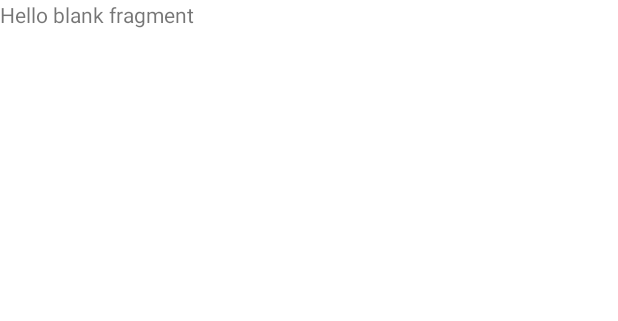
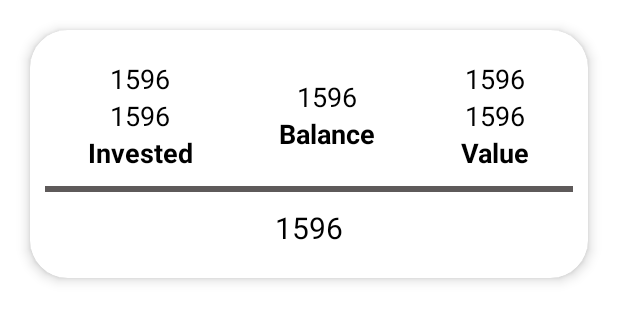
Before and after one commit to abhishekauti/Abhishek_stockz, an Android app: the layout fragment_portfolio_p_m.xml on its own in the app's theme, with its tools: preview values and no code run, on a phone screen of 412 x 824 dp. Shown: the top 321 px of the screen. Run offline under Robolectric (Android 15) with nearby library versions, the light colour scheme and no system bars; network calls fail; Roboto replaces fonts that are not available here.

Commit message:
Portfolio UI

```diff
--- a/app/build.gradle
+++ b/app/build.gradle
@@ -16,6 +16,7 @@ android {
     defaultConfig {
         applicationId "com.main.app"
         minSdkVersion 19
+        //noinspection OldTargetApi
         targetSdkVersion 30
         versionCode 1
         versionName "1.0"
--- a/app/src/main/java/com/main/app/fragments/practicemode/FragmentPortfolioPM.kt
+++ b/app/src/main/java/com/main/app/fragments/practicemode/FragmentPortfolioPM.kt
@@ -16,4 +16,17 @@ class FragmentPortfolioPM : Fragment() {
         val view = inflater.inflate(R.layout.fragment_portfolio_p_m, container, false)
         return view
     }
+
+    override fun onViewCreated(view: View, savedInstanceState: Bundle?) {
+        super.onViewCreated(view, savedInstanceState)
+
+        /*
+        investedMoney.text = TODO("total currency - money used in buying stocks")
+        investedPercent.text = TODO("(invested money/100)*100 + % ")
+        balance.text = TODO("portfolio balance left")
+        stockValue.text = TODO()
+        valuePercent.text = TODO()
+        PLvalue.text = TODO("overall profit(+) or loss(-) of the stocks")
+         */
+    }
 }
--- a/app/src/main/java/com/main/app/fragments/practicemode/StockDetailFragment.kt
+++ b/app/src/main/java/com/main/app/fragments/practicemode/StockDetailFragment.kt
@@ -66,7 +66,6 @@ class StockDetailFragment : Fragment() {
             fragmentManager?.beginTransaction()
                 ?.replace(R.id.pmgameactivity_fragment_container,PMSellFragment::class.java,bundle)?.addToBackStack(null)?.commit()
         }
-
         return view
     }
 
--- a/app/src/main/res/layout/fragment_portfolio_p_m.xml
+++ b/app/src/main/res/layout/fragment_portfolio_p_m.xml
@@ -1,14 +1,169 @@
 <?xml version="1.0" encoding="utf-8"?>
-<FrameLayout xmlns:android="http://schemas.android.com/apk/res/android"
+<ScrollView xmlns:android="http://schemas.android.com/apk/res/android"
     xmlns:tools="http://schemas.android.com/tools"
     android:layout_width="match_parent"
     android:layout_height="match_parent"
+    xmlns:app="http://schemas.android.com/apk/res-auto"
     tools:context=".fragments.practicemode.FragmentPortfolioPM">
 
-    <!-- TODO: Update blank fragment layout -->
-    <TextView
+    <androidx.cardview.widget.CardView
         android:layout_width="match_parent"
-        android:layout_height="match_parent"
-        android:text="@string/hello_blank_fragment" />
+        android:layout_height="wrap_content"
+        android:layout_margin="20sp"
+        app:cardElevation="5dp"
+        app:cardCornerRadius="25dp"
+        >
 
-</FrameLayout>
+        <LinearLayout
+            android:padding="10dp"
+            android:layout_width="match_parent"
+            android:layout_height="wrap_content"
+            android:orientation="vertical">
+
+        <LinearLayout
+            android:layout_width="match_parent"
+            android:layout_height="wrap_content"
+            android:orientation="horizontal">
+
+            <LinearLayout
+                android:layout_width="wrap_content"
+                android:layout_height="wrap_content"
+                android:gravity="center"
+                android:weightSum="3"
+                android:padding="10dp"
+                android:layout_weight="1"
+                android:orientation="vertical">
+
+                <TextView
+                    android:id="@+id/investedMoney"
+                    android:layout_width="wrap_content"
+                    android:layout_height="wrap_content"
+                    android:text="1596"
+                    android:layout_weight="1"
+                    android:textSize="18sp"
+                    android:textColor="@color/black"
+                    />
+
+                <TextView
+                    android:id="@+id/investedPercent"
+                    android:layout_width="wrap_content"
+                    android:layout_height="wrap_content"
+                    android:text="1596"
+                    android:layout_weight="1"
+                    android:textSize="18sp"
+                    android:textColor="@color/black"
+                    />
+                <TextView
+                    android:layout_width="wrap_content"
+                    android:layout_height="wrap_content"
+                    android:text="Invested"
+                    android:layout_weight="1"
+                    android:textStyle="bold"
+                    android:textColor="@color/black"
+                    android:textSize="18sp"/>
+
+            </LinearLayout>
+
+            <LinearLayout
+                android:layout_width="wrap_content"
+                android:layout_height="wrap_content"
+                android:layout_gravity="center_vertical"
+                android:gravity="center"
+                android:weightSum="3"
+                android:layout_weight="1"
+                android:padding="10dp"
+                android:orientation="vertical">
+
+                <TextView
+                    android:id="@+id/balance"
+                    android:layout_width="wrap_content"
+                    android:layout_height="wrap_content"
+                    android:text="1596"
+                    android:layout_weight="1"
+                    android:textSize="18sp"
+                    android:textColor="@color/black"
+                    />
+
+                <TextView
+                    android:layout_width="wrap_content"
+                    android:layout_height="wrap_content"
+                    android:text="Balance"
+                    android:layout_weight="1"
+                    android:textStyle="bold"
+                    android:textSize="18sp"
+                    android:textColor="@color/black"
+                    />
+
+            </LinearLayout>
+
+            <LinearLayout
+                android:layout_width="wrap_content"
+                android:layout_height="wrap_content"
+                android:gravity="center"
+                android:layout_weight="1"
+                android:weightSum="3"
+                android:padding="10dp"
+                android:orientation="vertical">
+
+                <TextView
+                    android:id="@+id/stockValue"
+                    android:layout_width="wrap_content"
+                    android:layout_height="wrap_content"
+                    android:text="1596"
+                    android:layout_weight="1"
+                    android:textSize="18sp"
+                    android:textColor="@color/black"
+                    />
+
+                <TextView
+                    android:id="@+id/valuePercent"
+                    android:layout_width="wrap_content"
+                    android:layout_height="wrap_content"
+                    android:text="1596"
+                    android:layout_weight="1"
+                    android:textSize="18sp"
+                    android:textColor="@color/black"
+                    />
+                <TextView
+                    android:layout_width="wrap_content"
+                    android:layout_height="wrap_content"
+                    android:text="Value"
+                    android:textStyle="bold"
+                    android:layout_weight="1"
+                    android:textSize="18sp"
+                    android:textColor="@color/black"
+                    />
+
+            </LinearLayout>
+
+
+        </LinearLayout>
+
+            <View
+                android:id="@+id/line_4"
+                android:layout_width="match_parent"
+                android:background="#5E5A5A"
+                android:layout_height="4dp"
+                />
+
+
+        <LinearLayout
+            android:layout_width="wrap_content"
+            android:layout_height="wrap_content"
+            android:layout_gravity="center_horizontal"
+            android:padding="10dp">
+
+            <TextView
+                android:id="@+id/PLvalue"
+                android:layout_width="wrap_content"
+                android:layout_height="wrap_content"
+                android:text="1596"
+                android:textColor="@color/black"
+                android:textSize="20sp"/>
+
+        </LinearLayout>
+        </LinearLayout>
+
+    </androidx.cardview.widget.CardView>
+
+</ScrollView>
--- a/app/src/main/res/layout/fragment_postion_p_m.xml
+++ b/app/src/main/res/layout/fragment_postion_p_m.xml
@@ -14,17 +14,14 @@
         <AutoCompleteTextView
             android:id="@+id/searchView"
             android:layout_width="match_parent"
-            android:layout_height="40dp"
+            android:layout_height="50dp"
             android:maxLines="1"
             android:drawablePadding="10dp"
-            android:drawableLeft="@drawable/ic_baseline_search_24"
-            android:paddingLeft="10dp"
+            android:drawableStart="@drawable/ic_baseline_search_24"
+            android:padding="10dp"
             android:hint="Search"
             android:singleLine="true"
-            android:background="@drawable/round"
-            app:layout_constraintEnd_toEndOf="parent"
-            app:layout_constraintStart_toStartOf="parent"
-            app:layout_constraintTop_toTopOf="parent" />
+            android:background="@drawable/round"/>
         <ListView
         android:layout_width="match_parent"
         android:layout_height="wrap_content"
@@ -36,7 +33,6 @@
     <TextView
         android:textColor="#4CAF50"
         android:fontFamily="@font/aclonica"
-
         android:textSize="20sp"
         android:layout_width="match_parent"
         android:layout_height="wrap_content"
@@ -50,7 +46,6 @@
         <TextView
             android:textColor="#DF5E36"
             android:fontFamily="@font/aclonica"
-
             android:textSize="20sp"
             android:layout_width="match_parent"
             android:layout_height="wrap_content"
```
Also changed, not shown: app/src/main/java/com/main/app/fragments/practicemode/FragmentPositionPM.kt (+1 -6 lines).
